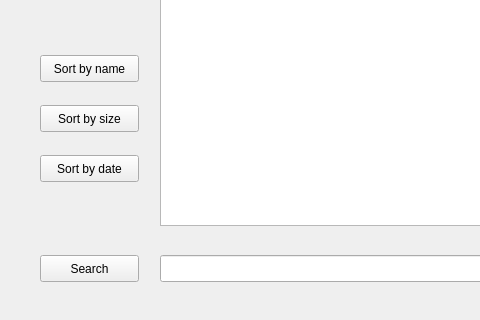
tung-lam/Unix-Programming-Project, file Unix_part1/mainwindow.ui: the form before one commit; both pictures show x 0 to 480 and y 171 to 491 of the 757 by 491 pixel window.
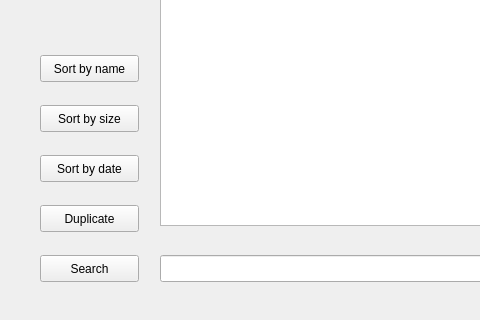
The form after the commit.

Commit message: Add sort + duplicate + search functions

What changed in the file:
```diff
--- a/Unix_part1/mainwindow.ui
+++ b/Unix_part1/mainwindow.ui
@@ -131,6 +131,19 @@
      <string>Sort by date</string>
     </property>
    </widget>
+   <widget class="QPushButton" name="duplicateButton">
+    <property name="geometry">
+     <rect>
+      <x>40</x>
+      <y>340</y>
+      <width>99</width>
+      <height>27</height>
+     </rect>
+    </property>
+    <property name="text">
+     <string>Duplicate</string>
+    </property>
+   </widget>
   </widget>
   <widget class="QMenuBar" name="menuBar">
    <property name="geometry">
```
The commit also changes 25 other files.
